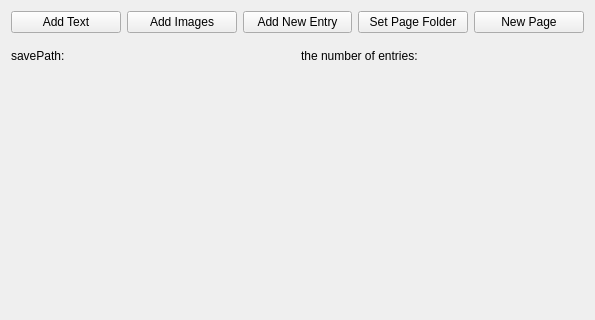
Old version of the form Introduce/mainwidget.ui in the repository theArcticOcean/qtLib; both pictures show x 0 to 595 and y 0 to 320 of the 595 by 590 pixel window.
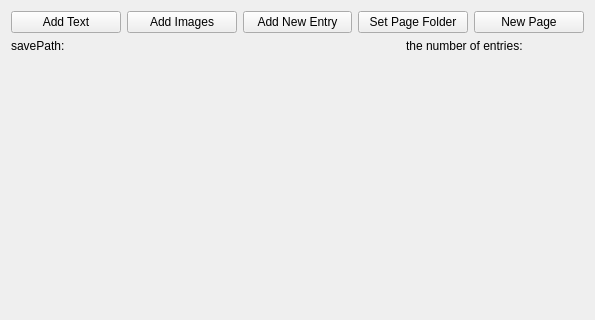
New version of the form.

Commit message: Add page check funcion

What changed in the file:
```diff
--- a/Introduce/mainwidget.ui
+++ b/Introduce/mainwidget.ui
@@ -13,7 +13,7 @@
   <property name="windowTitle">
    <string>MainWidget</string>
   </property>
-  <layout class="QVBoxLayout" name="verticalLayout" stretch="1,1,15">
+  <layout class="QVBoxLayout" name="verticalLayout">
    <item>
     <layout class="QHBoxLayout" name="horizontalLayout">
      <item>
@@ -38,14 +38,14 @@
       </widget>
      </item>
      <item>
-      <widget class="QPushButton" name="pushButton_2">
+      <widget class="QPushButton" name="pageFolderButton">
        <property name="text">
         <string>Set Page Folder</string>
        </property>
       </widget>
      </item>
      <item>
-      <widget class="QPushButton" name="pushButton">
+      <widget class="QPushButton" name="newPageButton">
        <property name="text">
         <string>New Page</string>
        </property>
@@ -54,7 +54,7 @@
     </layout>
    </item>
    <item>
-    <layout class="QHBoxLayout" name="horizontalLayout_2">
+    <layout class="QHBoxLayout" name="horizontalLayout_2" stretch="1,6,1,1">
      <item>
       <widget class="QLabel" name="dirLabel">
        <property name="text">
@@ -62,6 +62,13 @@
        </property>
       </widget>
      </item>
+     <item>
+      <widget class="QLabel" name="pathValueLabel">
+       <property name="text">
+        <string/>
+       </property>
+      </widget>
+     </item>
      <item>
       <widget class="QLabel" name="label">
        <property name="text">
@@ -69,6 +76,13 @@
        </property>
       </widget>
      </item>
+     <item>
+      <widget class="QLabel" name="numberValueLabel">
+       <property name="text">
+        <string/>
+       </property>
+      </widget>
+     </item>
     </layout>
    </item>
    <item>
```
The commit also changes 2 other files.
